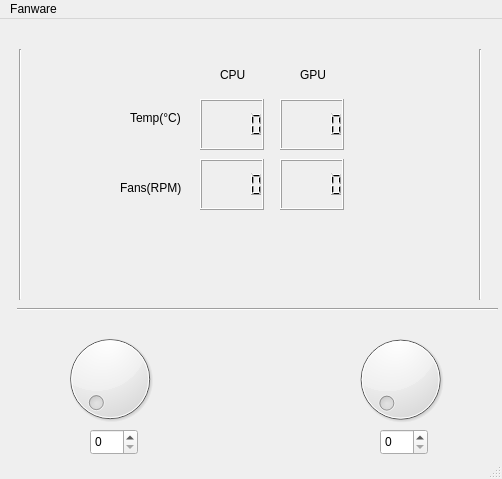
Above: untitled/mainwindow.ui from madhavpcm/DellG5SE-Fan-Linux before the change. Below: the same form after it.
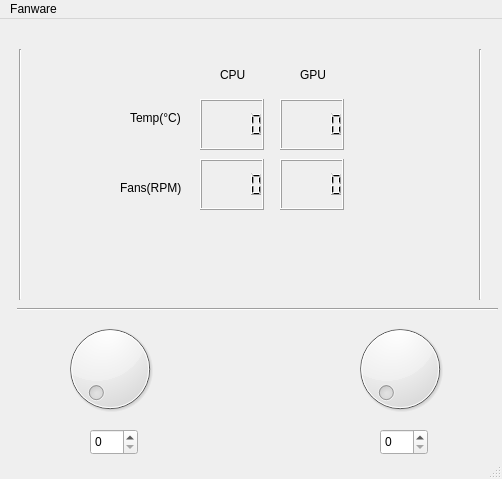
That is the form after the change. Icons and pictures are not drawn. Custom widgets are drawn as their Qt base class.

What changed in the file:
```diff
--- a/untitled/mainwindow.ui
+++ b/untitled/mainwindow.ui
@@ -196,7 +196,7 @@
     <property name="geometry">
      <rect>
       <x>60</x>
-      <y>310</y>
+      <y>300</y>
       <width>100</width>
       <height>100</height>
      </rect>
@@ -214,10 +214,10 @@
    <widget class="CustomDial" name="dial_gpu">
     <property name="geometry">
      <rect>
-      <x>310</x>
-      <y>310</y>
-      <width>181</width>
-      <height>101</height>
+      <x>350</x>
+      <y>300</y>
+      <width>100</width>
+      <height>100</height>
      </rect>
     </property>
     <property name="maximum">
```
